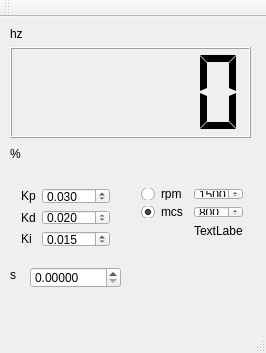
Old version of the form mainwindow.ui in the repository ypaaxx/ElectricSix.
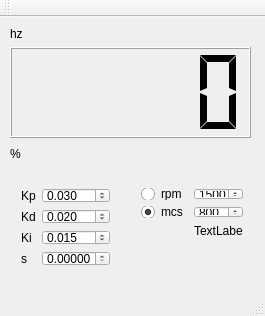
New version of the form.

Diff of the .ui file:
```diff
--- a/mainwindow.ui
+++ b/mainwindow.ui
@@ -6,8 +6,8 @@
    <rect>
     <x>0</x>
     <y>0</y>
-    <width>266</width>
-    <height>353</height>
+    <width>265</width>
+    <height>316</height>
    </rect>
   </property>
   <property name="windowTitle">
@@ -42,7 +42,7 @@
       <x>10</x>
       <y>160</y>
       <width>111</width>
-      <height>81</height>
+      <height>100</height>
      </rect>
     </property>
     <layout class="QFormLayout" name="formLayout">
@@ -124,6 +124,26 @@
        </property>
       </widget>
      </item>
+     <item row="3" column="0">
+      <widget class="QLabel" name="label_5">
+       <property name="text">
+        <string>s</string>
+       </property>
+      </widget>
+     </item>
+     <item row="3" column="1">
+      <widget class="QDoubleSpinBox" name="doubleSpinBox_engine_n">
+       <property name="decimals">
+        <number>5</number>
+       </property>
+       <property name="stepType">
+        <enum>QAbstractSpinBox::AdaptiveDecimalStepType</enum>
+       </property>
+       <property name="value">
+        <double>0.000000000000000</double>
+       </property>
+      </widget>
+     </item>
     </layout>
    </widget>
    <widget class="QWidget" name="formLayoutWidget_2">
@@ -226,38 +246,6 @@
      <string>hz</string>
     </property>
    </widget>
-   <widget class="QDoubleSpinBox" name="doubleSpinBox_engine_n">
-    <property name="geometry">
-     <rect>
-      <x>30</x>
-      <y>250</y>
-      <width>91</width>
-      <height>21</height>
-     </rect>
-    </property>
-    <property name="decimals">
-     <number>5</number>
-    </property>
-    <property name="stepType">
-     <enum>QAbstractSpinBox::AdaptiveDecimalStepType</enum>
-    </property>
-    <property name="value">
-     <double>0.000000000000000</double>
-    </property>
-   </widget>
-   <widget class="QLabel" name="label_5">
-    <property name="geometry">
-     <rect>
-      <x>10</x>
-      <y>250</y>
-      <width>16</width>
-      <height>16</height>
-     </rect>
-    </property>
-    <property name="text">
-     <string>s</string>
-    </property>
-   </widget>
   </widget>
   <widget class="QMenuBar" name="menuBar">
    <property name="geometry">
```
Left out of the diff: 2 changed lines with no effect on the pictures.
